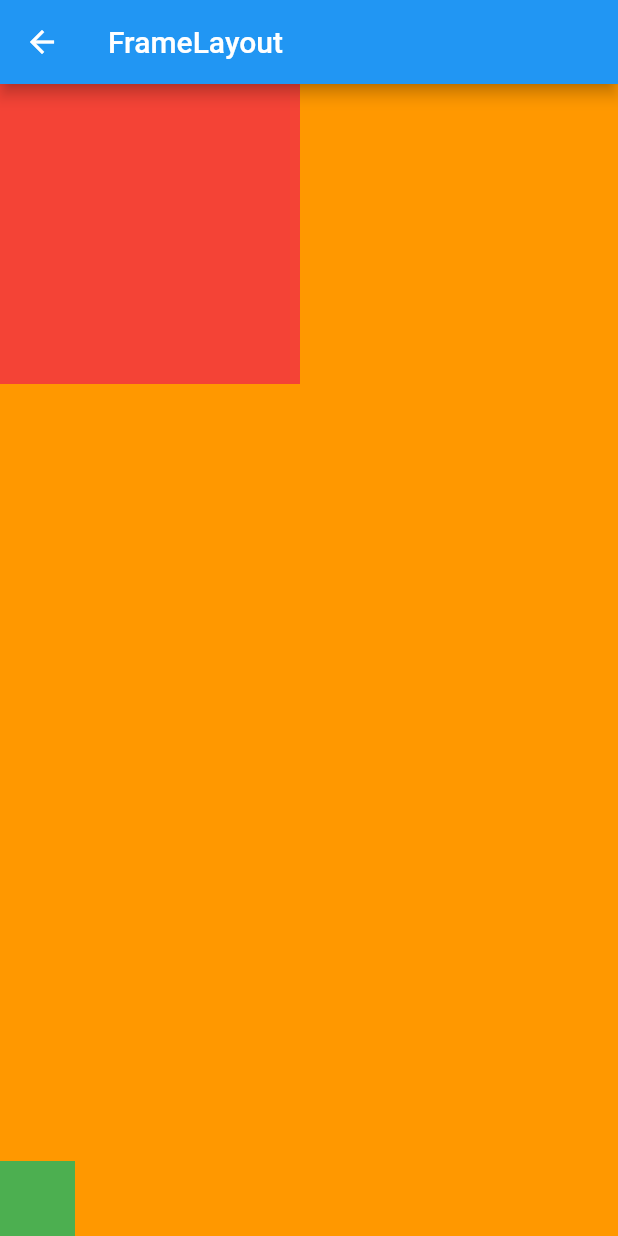
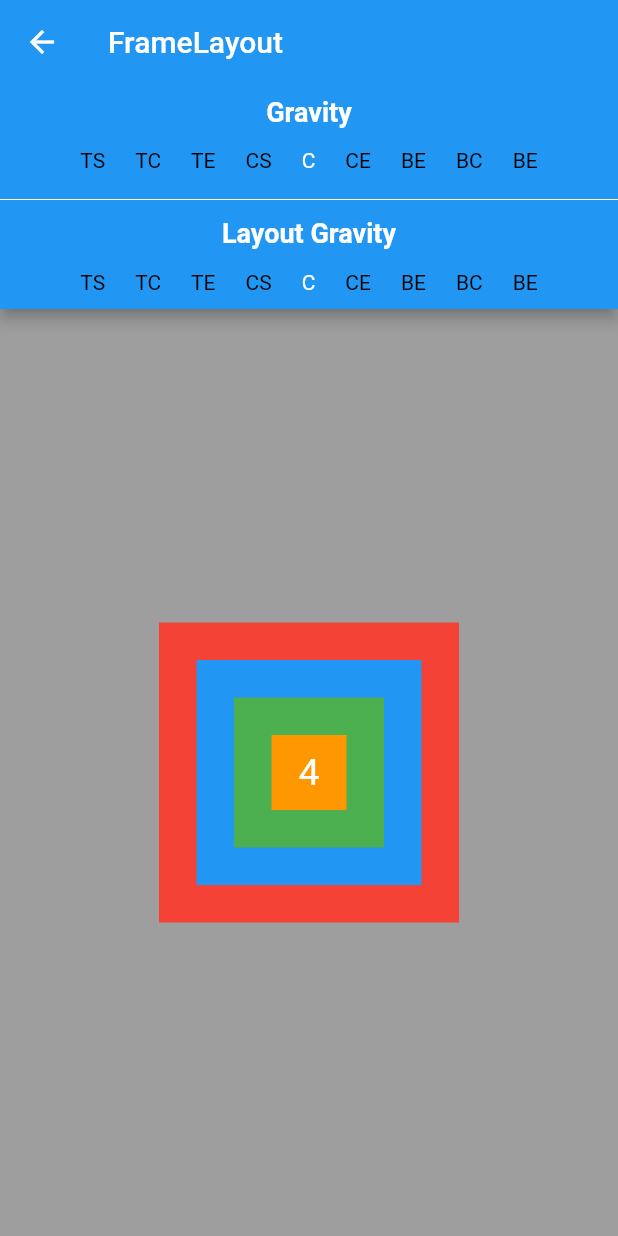
Before and after one commit to burhanrashid52/FlutterForAndroidExample, a Flutter app: the FrameLayoutScreen screen opened directly, on a phone screen of 412 x 824 dp. Run offline on Flutter 3.47's test engine with Material 2 defaults, Android fonts, the phone set to English and light mode, and no system bars.

Commit message:
Frame Layout Attribute Controller

```diff
--- /dev/null
+++ b/lib/frameLayout/frame_attribute_controller.dart
@@ -0,0 +1,95 @@
+import 'package:flutter/material.dart';
+
+class FrameAttributeControllerWidget extends StatefulWidget {
+  final FrameAttributeSelection frameAttributeSelection;
+  FrameAttributeControllerWidget({this.frameAttributeSelection});
+  @override
+  _FrameAttributeControllerWidgetState createState() =>
+      _FrameAttributeControllerWidgetState();
+}
+
+class _FrameAttributeControllerWidgetState
+    extends State<FrameAttributeControllerWidget> {
+  AlignmentGeometry _alignmentGeometry = AlignmentDirectional.center;
+
+  @override
+  Widget build(BuildContext context) {
+    return Column(
+      children: <Widget>[
+        Padding(
+          padding: EdgeInsets.all(4.0),
+          child: Text(
+            "Gravity",
+            style: TextStyle(
+                fontSize: 18.0,
+                fontWeight: FontWeight.bold,
+                color: Colors.white),
+          ),
+        ),
+        Row(
+          mainAxisAlignment: MainAxisAlignment.center,
+          children: <Widget>[
+            _buildGravityButton("TS", AlignmentDirectional.topStart),
+            _buildGravityButton("TC", AlignmentDirectional.topCenter),
+            _buildGravityButton("TE", AlignmentDirectional.topEnd),
+            _buildGravityButton("CS", AlignmentDirectional.centerStart),
+            _buildGravityButton("C", AlignmentDirectional.center),
+            _buildGravityButton("CE", AlignmentDirectional.centerEnd),
+            _buildGravityButton("BE", AlignmentDirectional.bottomStart),
+            _buildGravityButton("BC", AlignmentDirectional.bottomCenter),
+            _buildGravityButton("BE", AlignmentDirectional.bottomEnd),
+          ],
+        ),
+        Divider(
+          color: Colors.white,
+        ),
+        Padding(
+          padding: EdgeInsets.all(4.0),
+          child: Text(
+            "Layout Gravity",
+            style: TextStyle(
+                fontSize: 18.0,
+                fontWeight: FontWeight.bold,
+                color: Colors.white),
+          ),
+        ),
+        Row(
+          mainAxisAlignment: MainAxisAlignment.center,
+          children: <Widget>[
+            _buildGravityButton("TS", AlignmentDirectional.topStart),
+            _buildGravityButton("TC", AlignmentDirectional.topCenter),
+            _buildGravityButton("TE", AlignmentDirectional.topEnd),
+            _buildGravityButton("CS", AlignmentDirectional.centerStart),
+            _buildGravityButton("C", AlignmentDirectional.center),
+            _buildGravityButton("CE", AlignmentDirectional.centerEnd),
+            _buildGravityButton("BE", AlignmentDirectional.bottomStart),
+            _buildGravityButton("BC", AlignmentDirectional.bottomCenter),
+            _buildGravityButton("BE", AlignmentDirectional.bottomEnd),
+          ],
+        ),
+      ],
+    );
+  }
+
+  Widget _buildGravityButton(String buttonText, AlignmentGeometry gravity) {
+    return GestureDetector(
+        onTap: () {
+          setState(() {
+            _alignmentGeometry = gravity;
+          });
+          widget.frameAttributeSelection(gravity);
+        },
+        child: Padding(
+          padding: EdgeInsets.all(10.0),
+          child: Text(
+            buttonText,
+            style: TextStyle(
+              color:
+                  _alignmentGeometry == gravity ? Colors.white : Colors.black,
+            ),
+          ),
+        ));
+  }
+}
+
+typedef void FrameAttributeSelection(AlignmentGeometry gravity);
--- /dev/null
+++ b/lib/frameLayout/frame_layout_widget.dart
@@ -0,0 +1,34 @@
+import 'package:flutter/material.dart';
+import 'package:sample_flutter_app/frameLayout/stack_align_example.dart';
+import 'frame_attribute_controller.dart';
+
+class FrameLayoutScreen extends StatefulWidget {
+  AlignmentGeometry alignmentGeometry = AlignmentDirectional.center;
+
+  @override
+  _FrameLayoutScreenState createState() => _FrameLayoutScreenState();
+}
+
+class _FrameLayoutScreenState extends State<FrameLayoutScreen> {
+  @override
+  Widget build(BuildContext context) {
+    return Scaffold(
+        appBar: AppBar(
+          title: Text("FrameLayout"),
+          bottom: PreferredSize(
+              child: FrameAttributeControllerWidget(
+                frameAttributeSelection: (AlignmentGeometry direction) {
+                  setState(() {
+                    widget.alignmentGeometry = direction;
+                  });
+                },
+              ),
+              preferredSize: new Size(0.0, 150.0)),
+        ),
+        body: Container(
+          color: Colors.grey,
+          constraints: BoxConstraints.expand(),
+          child: StackWidgets(widget.alignmentGeometry),
+        ));
+  }
+}
--- /dev/null
+++ b/lib/frameLayout/stack_align_example.dart
@@ -0,0 +1,62 @@
+import 'package:flutter/material.dart';
+
+class StackWidgets extends StatelessWidget {
+  final AlignmentGeometry alignmentGeometry;
+  StackWidgets(this.alignmentGeometry);
+
+  @override
+  Widget build(BuildContext context) {
+    return Stack(
+      alignment: alignmentGeometry,
+      children: <Widget>[
+        _buildBoxContainer(Colors.red, 200.0, "1"),
+        _buildBoxContainer(Colors.blue, 150.0, "2"),
+        _buildBoxContainer(Colors.green, 100.0, "3"),
+        _buildBoxContainer(Colors.orange, 50.0, "4"),
+      ],
+    );
+  }
+}
+
+Widget _buildBoxContainer(Color bgColor, double size, String text) {
+  return Container(
+    color: bgColor,
+    height: size,
+    width: size,
+    child: Center(
+      child: Text(
+        text,
+        style: TextStyle(color: Colors.white, fontSize: 25.0),
+      ),
+    ),
+  );
+}
+
+class StackAlignWidgets extends StatelessWidget {
+  final AlignmentGeometry alignmentGeometry;
+  StackAlignWidgets(this.alignmentGeometry);
+
+  @override
+  Widget build(BuildContext context) {
+    return Stack(
+      children: <Widget>[
+        Align(
+          alignment: AlignmentDirectional.topStart,
+          child: _buildBoxContainer(Colors.red, 200.0, "1"),
+        ),
+        Align(
+          alignment: AlignmentDirectional.topEnd,
+          child: _buildBoxContainer(Colors.blue, 150.0, "2"),
+        ),
+        Align(
+          alignment: alignmentGeometry,
+          child: _buildBoxContainer(Colors.green, 100.0, "3"),
+        ),
+        Align(
+          alignment: AlignmentDirectional.bottomEnd,
+          child: _buildBoxContainer(Colors.orange, 50.0, "4"),
+        )
+      ],
+    );
+  }
+}
--- a/lib/frame_layout_widget.dart
+++ /dev/null
@@ -1,52 +0,0 @@
-import 'package:flutter/material.dart';
-import 'package:sample_flutter_app/row_column_example.dart';
-
-class FrameLayoutScreen extends StatefulWidget {
-  @override
-  _FrameLayoutScreenState createState() => _FrameLayoutScreenState();
-}
-
-class _FrameLayoutScreenState extends State<FrameLayoutScreen> {
-  @override
-  Widget build(BuildContext context) {
-    return Scaffold(
-      appBar: AppBar(
-        title: Text("FrameLayout"),
-      ),
-      body: Center(
-        child: Container(
-          color: Colors.orange,
-          child: Stack(
-            alignment: AlignmentDirectional.topStart,
-            children: <Widget>[
-              Align(
-                alignment: AlignmentDirectional.topStart,
-                child: Container(
-                  color: Colors.red,
-                  width: 200.0,
-                  height: 200.0,
-                ),
-              ),
-              Align(
-                alignment: AlignmentDirectional.topEnd,
-                child: Container(
-                  color: Colors.orange,
-                  width: 100.0,
-                  height: 100.0,
-                ),
-              ),
-              Align(
-                alignment: AlignmentDirectional.bottomStart,
-                child: Container(
-                  color: Colors.green,
-                  width: 50.0,
-                  height: 50.0,
-                ),
-              )
-            ],
-          ),
-        ),
-      ),
-    );
-  }
-}
--- a/lib/home.dart
+++ b/lib/home.dart
@@ -1,7 +1,7 @@
 import 'package:flutter/material.dart';
-import 'package:sample_flutter_app/acivity_example.dart';
-import 'package:sample_flutter_app/linear_layout_widget.dart';
-import 'package:sample_flutter_app/frame_layout_widget.dart';
+import 'package:sample_flutter_app/activity/acivity_example.dart';
+import 'package:sample_flutter_app/linearLayout/linear_layout_widget.dart';
+import 'package:sample_flutter_app/frameLayout/frame_layout_widget.dart';
 
 class HomeScreen extends StatelessWidget {
   @override
--- a/lib/attribute_controller.dart
+++ b/lib/linearLayout/linear_attribute_controller.dart
@@ -1,13 +1,13 @@
 import 'package:flutter/material.dart';
 
-class AttributeControllerWidget extends StatelessWidget {
+class LinearAttributeControllerWidget extends StatelessWidget {
   AttributeSelection attributeSelection;
   bool _isRow;
   MainAxisAlignment _mainAxisAlignment;
   CrossAxisAlignment _crossAxisAlignment;
   MainAxisSize _mainAxisSize;
 
-  AttributeControllerWidget(this._isRow, this._mainAxisAlignment,
+  LinearAttributeControllerWidget(this._isRow, this._mainAxisAlignment,
       this._crossAxisAlignment, this._mainAxisSize,
       {this.attributeSelection});
 
--- a/lib/linear_layout_widget.dart
+++ b/lib/linearLayout/linear_layout_widget.dart
@@ -1,6 +1,6 @@
 import 'package:flutter/material.dart';
-import 'package:sample_flutter_app/attribute_controller.dart';
-import 'package:sample_flutter_app/row_column_example.dart';
+import 'package:sample_flutter_app/linearLayout/linear_attribute_controller.dart';
+import 'package:sample_flutter_app/linearLayout/row_column_example.dart';
 
 class LinearLayoutScreen extends StatefulWidget {
   @override
@@ -23,7 +23,7 @@ class _LinearLayoutScreenState extends State<LinearLayoutScreen> {
     return new Scaffold(
       appBar: new AppBar(
         bottom: new PreferredSize(
-            child: new AttributeControllerWidget(
+            child: new LinearAttributeControllerWidget(
                 isRow, mainAxisAlignment, crossAxisAlignment, mainAxisSize,
                 attributeSelection: (_isRow, _mainAxisAlignment, _mainAxisSize,
                     _crossAxisAlignment) {
```
Also changed, not shown: lib/activity/acivity_example.dart (renamed from lib/acivity_example.dart), lib/linearLayout/row_column_example.dart (renamed from lib/row_column_example.dart).
